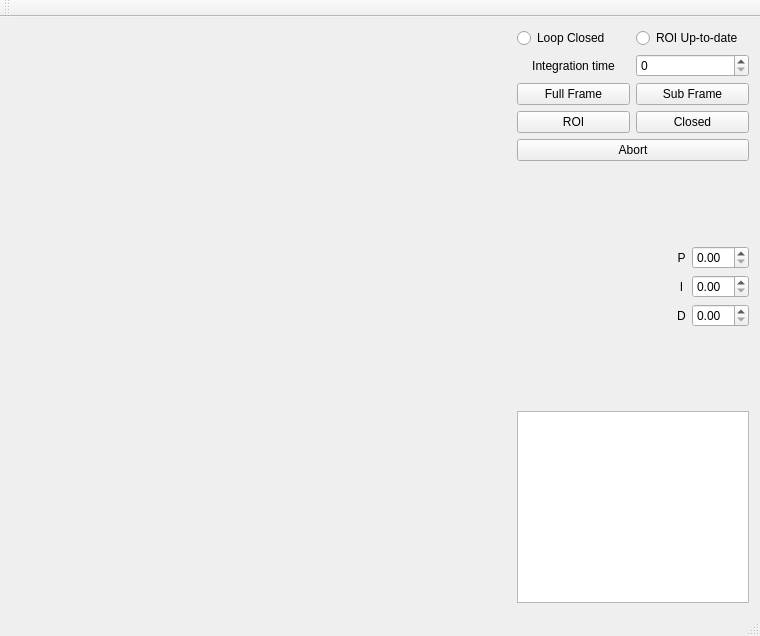
tmccrack/cameraLibrary, file src/fttMainWindow.ui: the form before one commit.
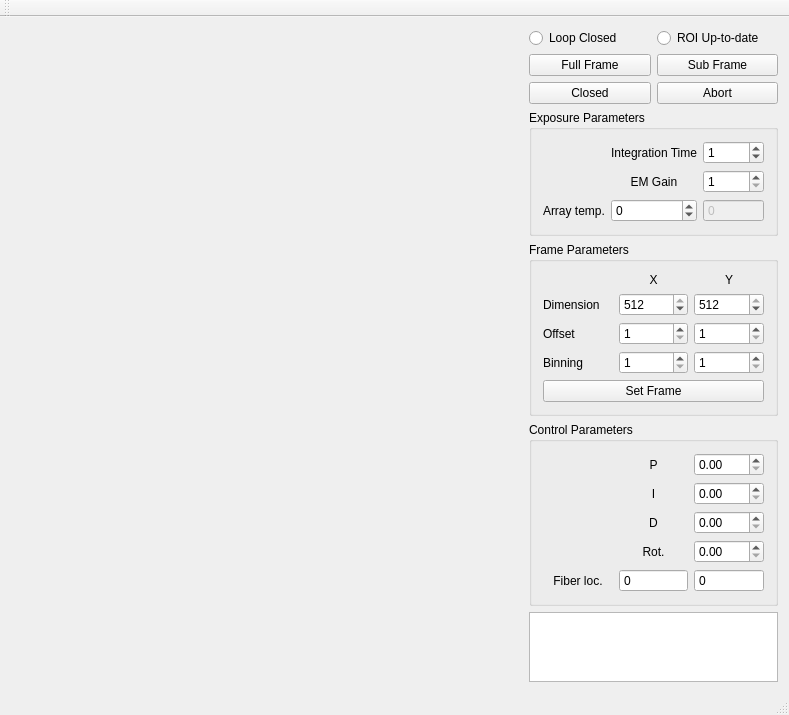
The form after the commit.

Commit message: Added multiple control boxes

The edit to the form file:
```diff
--- a/src/fttMainWindow.ui
+++ b/src/fttMainWindow.ui
@@ -6,8 +6,8 @@
    <rect>
     <x>0</x>
     <y>0</y>
-    <width>760</width>
-    <height>636</height>
+    <width>762</width>
+    <height>662</height>
    </rect>
   </property>
   <property name="windowTitle">
@@ -25,8 +25,8 @@
       </property>
       <property name="minimumSize">
        <size>
-        <width>500</width>
-        <height>500</height>
+        <width>512</width>
+        <height>512</height>
        </size>
       </property>
       <layout class="QVBoxLayout" name="mpl_vl"/>
@@ -36,8 +36,8 @@
      <layout class="QVBoxLayout" name="button_vl">
       <item>
        <layout class="QGridLayout" name="button_grid">
-        <item row="4" column="2">
-         <widget class="QPushButton" name="btn_sub_frame">
+        <item row="5" column="2">
+         <widget class="QPushButton" name="btn_SubFrame">
           <property name="sizePolicy">
            <sizepolicy hsizetype="Expanding" vsizetype="Fixed">
             <horstretch>0</horstretch>
@@ -55,25 +55,6 @@
           </property>
          </widget>
         </item>
-        <item row="4" column="1">
-         <widget class="QPushButton" name="btn_full_frame">
-          <property name="sizePolicy">
-           <sizepolicy hsizetype="Expanding" vsizetype="Fixed">
-            <horstretch>0</horstretch>
-            <verstretch>0</verstretch>
-           </sizepolicy>
-          </property>
-          <property name="maximumSize">
-           <size>
-            <width>16777215</width>
-            <height>25</height>
-           </size>
-          </property>
-          <property name="text">
-           <string>Full Frame</string>
-          </property>
-         </widget>
-        </item>
         <item row="5" column="1">
          <widget class="QPushButton" name="btn_set_roi">
           <property name="sizePolicy">
@@ -88,27 +69,11 @@
             <height>25</height>
            </size>
           </property>
-          <property name="text">
-           <string>ROI</string>
+          <property name="toolTip">
+           <string>Start full frame exposures</string>
           </property>
-         </widget>
-        </item>
-        <item row="5" column="2">
-         <widget class="QPushButton" name="btn_closed">
-          <property name="sizePolicy">
-           <sizepolicy hsizetype="Expanding" vsizetype="Fixed">
-            <horstretch>0</horstretch>
-            <verstretch>0</verstretch>
-           </sizepolicy>
-          </property>
-          <property name="maximumSize">
-           <size>
-            <width>16777215</width>
-            <height>25</height>
-           </size>
-          </property>
           <property name="text">
-           <string>Closed</string>
+           <string>Full Frame</string>
           </property>
          </widget>
         </item>
@@ -119,16 +84,6 @@
           </property>
          </widget>
         </item>
-        <item row="3" column="1">
-         <widget class="QLabel" name="lbl_integration_time">
-          <property name="text">
-           <string>Integration time</string>
-          </property>
-          <property name="alignment">
-           <set>Qt::AlignCenter</set>
-          </property>
-         </widget>
-        </item>
         <item row="0" column="2">
          <widget class="QRadioButton" name="rad_closed_status">
           <property name="text">
@@ -136,10 +91,10 @@
           </property>
          </widget>
         </item>
-        <item row="3" column="2">
-         <widget class="QSpinBox" name="sb_integration_time">
+        <item row="6" column="1">
+         <widget class="QPushButton" name="btn_Closed">
           <property name="sizePolicy">
-           <sizepolicy hsizetype="Expanding" vsizetype="Expanding">
+           <sizepolicy hsizetype="Expanding" vsizetype="Fixed">
             <horstretch>0</horstretch>
             <verstretch>0</verstretch>
            </sizepolicy>
@@ -150,133 +105,408 @@
             <height>25</height>
            </size>
           </property>
+          <property name="toolTip">
+           <string>Start closed loop operation.</string>
+          </property>
+          <property name="text">
+           <string>Closed</string>
+          </property>
+         </widget>
+        </item>
+        <item row="6" column="2">
+         <widget class="QPushButton" name="btn_Abort">
+          <property name="sizePolicy">
+           <sizepolicy hsizetype="Expanding" vsizetype="Fixed">
+            <horstretch>0</horstretch>
+            <verstretch>0</verstretch>
+           </sizepolicy>
+          </property>
+          <property name="toolTip">
+           <string>Abort current exposure sequence</string>
+          </property>
+          <property name="text">
+           <string>Abort</string>
+          </property>
          </widget>
         </item>
        </layout>
       </item>
       <item>
-       <widget class="QPushButton" name="btn_abort">
+       <widget class="QGroupBox" name="groupBoxExposure">
+        <property name="title">
+         <string>Exposure Parameters</string>
+        </property>
+        <layout class="QGridLayout" name="gridLayout">
+         <item row="0" column="0">
+          <spacer name="horizontalSpacer">
+           <property name="orientation">
+            <enum>Qt::Horizontal</enum>
+           </property>
+           <property name="sizeHint" stdset="0">
+            <size>
+             <width>40</width>
+             <height>20</height>
+            </size>
+           </property>
+          </spacer>
+         </item>
+         <item row="2" column="0">
+          <spacer name="horizontalSpacer_2">
+           <property name="orientation">
+            <enum>Qt::Horizontal</enum>
+           </property>
+           <property name="sizeHint" stdset="0">
+            <size>
+             <width>40</width>
+             <height>20</height>
+            </size>
+           </property>
+          </spacer>
+         </item>
+         <item row="2" column="1">
+          <widget class="QLabel" name="lbl_EMGain">
+           <property name="text">
+            <string>EM Gain</string>
+           </property>
+           <property name="alignment">
+            <set>Qt::AlignCenter</set>
+           </property>
+          </widget>
+         </item>
+         <item row="0" column="1">
+          <widget class="QLabel" name="lbl_IntegrationTime">
+           <property name="text">
+            <string>Integration Time</string>
+           </property>
+           <property name="alignment">
+            <set>Qt::AlignCenter</set>
+           </property>
+          </widget>
+         </item>
+         <item row="0" column="3">
+          <widget class="QSpinBox" name="spb_IntegrationTime">
+           <property name="sizePolicy">
+            <sizepolicy hsizetype="Expanding" vsizetype="Expanding">
+             <horstretch>0</horstretch>
+             <verstretch>0</verstretch>
+            </sizepolicy>
+           </property>
+           <property name="maximumSize">
+            <size>
+             <width>16777215</width>
+             <height>25</height>
+            </size>
+           </property>
+           <property name="toolTip">
+            <string>&lt;html&gt;&lt;head/&gt;&lt;body&gt;&lt;p&gt;Integration time in milliseconds. Value will update with actual time.&lt;/p&gt;&lt;/body&gt;&lt;/html&gt;</string>
+           </property>
+           <property name="maximum">
+            <number>10000</number>
+           </property>
+           <property name="singleStep">
+            <number>0</number>
+           </property>
+           <property name="value">
+            <number>1</number>
+           </property>
+          </widget>
+         </item>
+         <item row="2" column="3">
+          <widget class="QSpinBox" name="spb_EMGain">
+           <property name="toolTip">
+            <string>&lt;html&gt;&lt;head/&gt;&lt;body&gt;&lt;p&gt;Electron-multiplying gain. Range of valid values are 1-300.&lt;/p&gt;&lt;/body&gt;&lt;/html&gt;</string>
+           </property>
+           <property name="minimum">
+            <number>1</number>
+           </property>
+           <property name="maximum">
+            <number>300</number>
+           </property>
+          </widget>
+         </item>
+         <item row="3" column="3">
+          <widget class="QSpinBox" name="spb_ArrayTempActual">
+           <property name="enabled">
+            <bool>false</bool>
+           </property>
+           <property name="toolTip">
+            <string>&lt;html&gt;&lt;head/&gt;&lt;body&gt;&lt;p&gt;Actual array temperature in C.&lt;/p&gt;&lt;/body&gt;&lt;/html&gt;</string>
+           </property>
+           <property name="buttonSymbols">
+            <enum>QAbstractSpinBox::NoButtons</enum>
+           </property>
+          </widget>
+         </item>
+         <item row="3" column="1">
+          <widget class="QSpinBox" name="spb_ArrayTempTarget">
+           <property name="toolTip">
+            <string>&lt;html&gt;&lt;head/&gt;&lt;body&gt;&lt;p&gt;Target array temperature in C.&lt;/p&gt;&lt;/body&gt;&lt;/html&gt;</string>
+           </property>
+           <property name="minimum">
+            <number>-100</number>
+           </property>
+           <property name="maximum">
+            <number>30</number>
+           </property>
+          </widget>
+         </item>
+         <item row="3" column="0">
+          <widget class="QLabel" name="label">
+           <property name="text">
+            <string>Array temp.</string>
+           </property>
+          </widget>
+         </item>
+        </layout>
+       </widget>
+      </item>
+      <item>
+       <widget class="QGroupBox" name="groupBoxFrame">
+        <property name="title">
+         <string>Frame Parameters</string>
+        </property>
+        <layout class="QVBoxLayout" name="verticalLayout_2">
+         <item>
+          <layout class="QGridLayout" name="glFrame">
+           <item row="1" column="1">
+            <widget class="QSpinBox" name="spb_XDim">
+             <property name="toolTip">
+              <string>Horizontal dimension</string>
+             </property>
+             <property name="minimum">
+              <number>1</number>
+             </property>
+             <property name="maximum">
+              <number>512</number>
+             </property>
+             <property name="value">
+              <number>512</number>
+             </property>
+            </widget>
+           </item>
+           <item row="1" column="0">
+            <widget class="QLabel" name="lbl_Dimension">
+             <property name="text">
+              <string>Dimension</string>
+             </property>
+            </widget>
+           </item>
+           <item row="3" column="0">
+            <widget class="QLabel" name="lbl_Binning">
+             <property name="text">
+              <string>Binning</string>
+             </property>
+            </widget>
+           </item>
+           <item row="0" column="1">
+            <widget class="QLabel" name="lbl_X">
+             <property name="text">
+              <string>X</string>
+             </property>
+             <property name="alignment">
+              <set>Qt::AlignCenter</set>
+             </property>
+            </widget>
+           </item>
+           <item row="1" column="2">
+            <widget class="QSpinBox" name="spb_YDim">
+             <property name="toolTip">
+              <string>Vertical dimension</string>
+             </property>
+             <property name="minimum">
+              <number>1</number>
+             </property>
+             <property name="maximum">
+              <number>512</number>
+             </property>
+             <property name="value">
+              <number>512</number>
+             </property>
+            </widget>
+           </item>
+           <item row="2" column="1">
+            <widget class="QSpinBox" name="spb_XOffs">
+             <property name="toolTip">
+              <string>ROI horizontal offset</string>
+             </property>
+             <property name="minimum">
+              <number>1</number>
+             </property>
+             <property name="maximum">
+              <number>512</number>
+             </property>
+            </widget>
+           </item>
+           <item row="2" column="2">
+            <widget class="QSpinBox" name="spb_YOffs">
+             <property name="toolTip">
+              <string>ROI vertical offset</string>
+             </property>
+             <property name="minimum">
+              <number>1</number>
+             </property>
+             <property name="maximum">
+              <number>512</number>
+             </property>
+            </widget>
+           </item>
+           <item row="3" column="1">
+            <widget class="QSpinBox" name="spb_XBin">
+             <property name="toolTip">
+              <string>Horizontal pixel binning</string>
+             </property>
+             <property name="minimum">
+              <number>1</number>
+             </property>
+             <property name="maximum">
+              <number>512</number>
+             </property>
+            </widget>
+           </item>
+           <item row="2" column="0">
+            <widget class="QLabel" name="lbl_Offset">
+             <property name="text">
+              <string>Offset</string>
+             </property>
+            </widget>
+           </item>
+           <item row="0" column="2">
+            <widget class="QLabel" name="lbl_Y">
+             <property name="text">
+              <string>Y</string>
+             </property>
+             <property name="alignment">
+              <set>Qt::AlignCenter</set>
+             </property>
+            </widget>
+           </item>
+           <item row="3" column="2">
+            <widget class="QSpinBox" name="spb_YBin">
+             <property name="toolTip">
+              <string>Vertical pixel binning</string>
+             </property>
+             <property name="minimum">
+              <number>1</number>
+             </property>
+             <property name="maximum">
+              <number>512</number>
+             </property>
+            </widget>
+           </item>
+          </layout>
+         </item>
+         <item>
+          <widget class="QPushButton" name="btn_SetFrame">
+           <property name="toolTip">
+            <string>Update camera frame</string>
+           </property>
+           <property name="text">
+            <string>Set Frame</string>
+           </property>
+          </widget>
+         </item>
+        </layout>
+       </widget>
+      </item>
+      <item>
+       <widget class="QGroupBox" name="groupBoxControls">
         <property name="sizePolicy">
-         <sizepolicy hsizetype="Expanding" vsizetype="Fixed">
+         <sizepolicy hsizetype="Expanding" vsizetype="Expanding">
           <horstretch>0</horstretch>
           <verstretch>0</verstretch>
          </sizepolicy>
         </property>
-        <property name="text">
-         <string>Abort</string>
+        <property name="title">
+         <string>Control Parameters</string>
         </property>
+        <layout class="QGridLayout" name="gridLayout_3">
+         <item row="1" column="1">
+          <widget class="QLabel" name="label_I">
+           <property name="text">
+            <string>I</string>
+           </property>
+           <property name="alignment">
+            <set>Qt::AlignCenter</set>
+           </property>
+          </widget>
+         </item>
+         <item row="3" column="1">
+          <widget class="QLabel" name="lbl_Rotation">
+           <property name="text">
+            <string>Rot.</string>
+           </property>
+           <property name="alignment">
+            <set>Qt::AlignCenter</set>
+           </property>
+          </widget>
+         </item>
+         <item row="1" column="2">
+          <widget class="QDoubleSpinBox" name="spb_I"/>
+         </item>
+         <item row="0" column="1">
+          <widget class="QLabel" name="label_P">
+           <property name="text">
+            <string>P</string>
+           </property>
+           <property name="alignment">
+            <set>Qt::AlignCenter</set>
+           </property>
+          </widget>
+         </item>
+         <item row="3" column="2">
+          <widget class="QDoubleSpinBox" name="spb_Rotation"/>
+         </item>
+         <item row="2" column="1">
+          <widget class="QLabel" name="label_D">
+           <property name="text">
+            <string>D</string>
+           </property>
+           <property name="alignment">
+            <set>Qt::AlignCenter</set>
+           </property>
+          </widget>
+         </item>
+         <item row="2" column="2">
+          <widget class="QDoubleSpinBox" name="spb_D"/>
+         </item>
+         <item row="0" column="2">
+          <widget class="QDoubleSpinBox" name="spb_P"/>
+         </item>
+         <item row="4" column="0">
+          <widget class="QLabel" name="label_FiberLoc">
+           <property name="text">
+            <string>Fiber loc.</string>
+           </property>
+           <property name="alignment">
+            <set>Qt::AlignCenter</set>
+           </property>
+          </widget>
+         </item>
+         <item row="4" column="1">
+          <widget class="QSpinBox" name="spb_XFib">
+           <property name="toolTip">
+            <string>Target horizontal location for control algorithm</string>
+           </property>
+           <property name="buttonSymbols">
+            <enum>QAbstractSpinBox::NoButtons</enum>
+           </property>
+          </widget>
+         </item>
+         <item row="4" column="2">
+          <widget class="QSpinBox" name="spb_YFib">
+           <property name="toolTip">
+            <string>Target vertical location for control algorithm</string>
+           </property>
+           <property name="buttonSymbols">
+            <enum>QAbstractSpinBox::NoButtons</enum>
+           </property>
+          </widget>
+         </item>
+        </layout>
        </widget>
       </item>
       <item>
-       <spacer name="verticalSpacer_2">
-        <property name="orientation">
-         <enum>Qt::Vertical</enum>
-        </property>
-        <property name="sizeHint" stdset="0">
-         <size>
-          <width>20</width>
-          <height>40</height>
-         </size>
-        </property>
-       </spacer>
-      </item>
-      <item>
-       <layout class="QGridLayout" name="gridLayout">
-        <item row="1" column="1">
-         <widget class="QLabel" name="label_I">
-          <property name="text">
-           <string>I</string>
-          </property>
-          <property name="alignment">
-           <set>Qt::AlignCenter</set>
-          </property>
-         </widget>
-        </item>
-        <item row="2" column="1">
-         <widget class="QLabel" name="label_D">
-          <property name="text">
-           <string>D</string>
-          </property>
-          <property name="alignment">
-           <set>Qt::AlignCenter</set>
-          </property>
-         </widget>
-        </item>
-        <item row="1" column="2">
-         <widget class="QDoubleSpinBox" name="spb_I"/>
-        </item>
-        <item row="0" column="1">
-         <widget class="QLabel" name="label_P">
-          <property name="text">
-           <string>P</string>
-          </property>
-          <property name="alignment">
-           <set>Qt::AlignCenter</set>
-          </property>
-         </widget>
-        </item>
-        <item row="0" column="2">
-         <widget class="QDoubleSpinBox" name="spb_P"/>
-        </item>
-        <item row="2" column="2">
-         <widget class="QDoubleSpinBox" name="spb_D"/>
-        </item>
-        <item row="0" column="0">
-         <spacer name="horizontalSpacer">
-          <property name="orientation">
-           <enum>Qt::Horizontal</enum>
-          </property>
-          <property name="sizeHint" stdset="0">
-           <size>
-            <width>40</width>
-            <height>20</height>
-           </size>
-          </property>
-         </spacer>
-        </item>
-        <item row="2" column="0">
-         <spacer name="horizontalSpacer_2">
-          <property name="orientation">
-           <enum>Qt::Horizontal</enum>
-          </property>
-          <property name="sizeHint" stdset="0">
-           <size>
-            <width>40</width>
-            <height>20</height>
-           </size>
-          </property>
-         </spacer>
-        </item>
-        <item row="1" column="0">
-         <spacer name="horizontalSpacer_3">
-          <property name="orientation">
-           <enum>Qt::Horizontal</enum>
-          </property>
-          <property name="sizeHint" stdset="0">
-           <size>
-            <width>40</width>
-            <height>20</height>
-           </size>
-          </property>
-         </spacer>
-        </item>
-       </layout>
-      </item>
-      <item>
-       <spacer name="verticalSpacer">
-        <property name="orientation">
-         <enum>Qt::Vertical</enum>
-        </property>
-        <property name="sizeHint" stdset="0">
-         <size>
-          <width>20</width>
-          <height>40</height>
-         </size>
-        </property>
-       </spacer>
-      </item>
-      <item>
-       <widget class="QPlainTextEdit" name="txt_update_window"/>
+       <widget class="QPlainTextEdit" name="logUpdateText"/>
       </item>
      </layout>
     </item>
```
Left out of the diff: 11 changed lines with no effect on the pictures.
